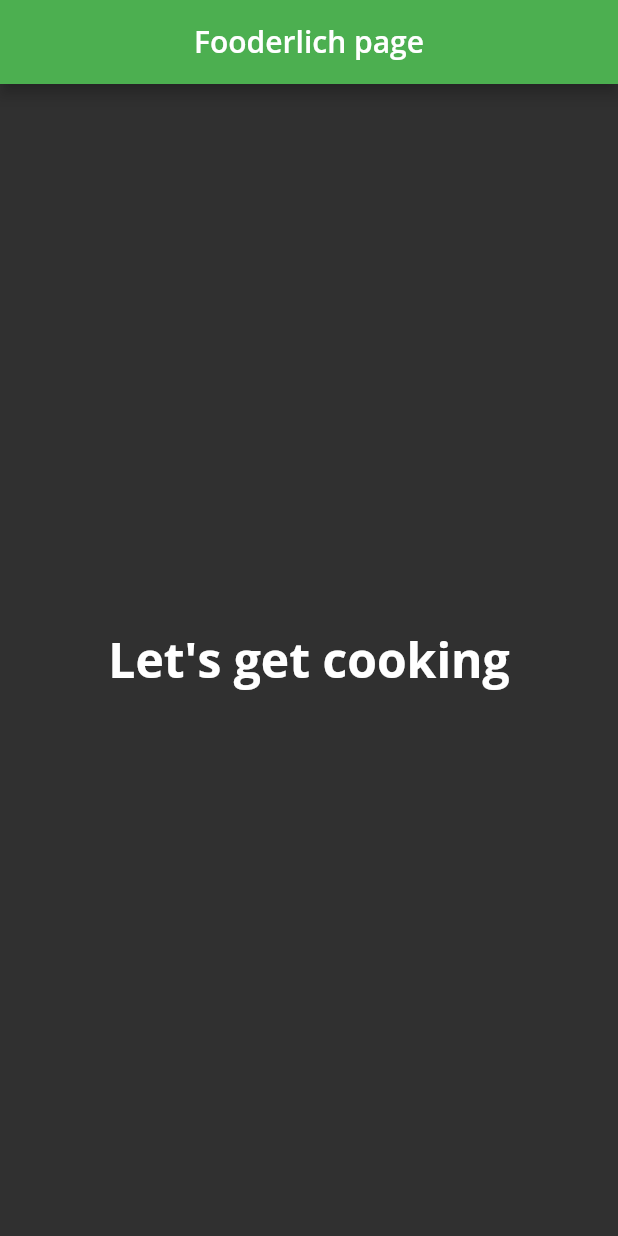
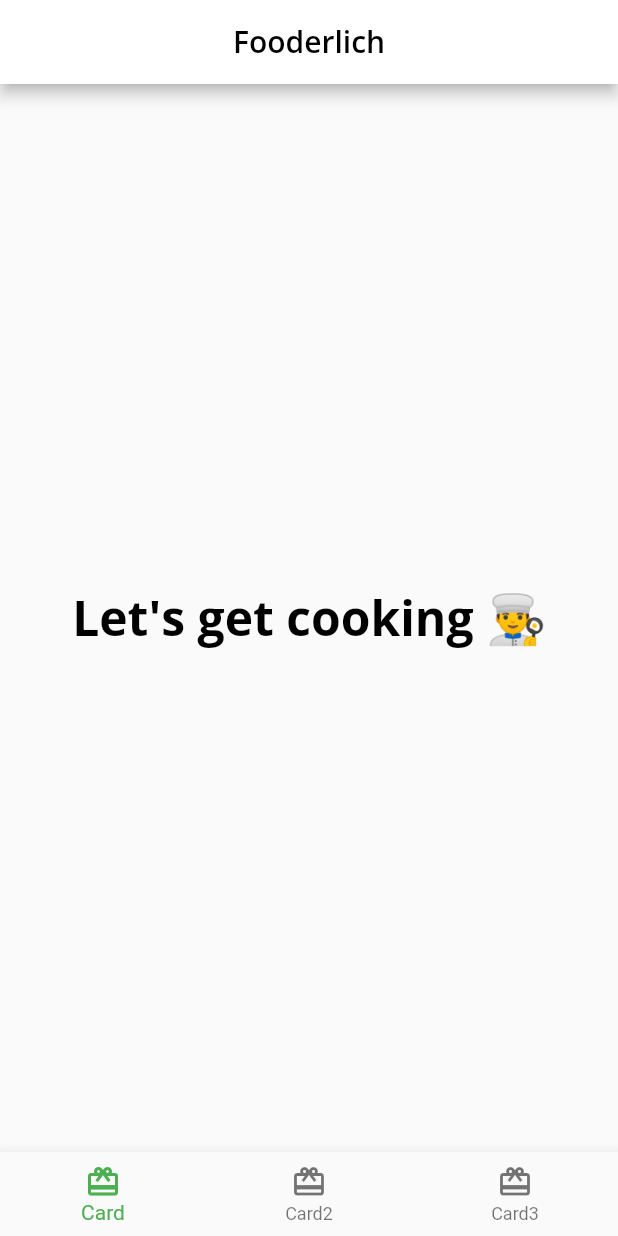
Before and after one commit to Zacchaeus-Oluwole/FLUTTER-PROJECTS, a Flutter app: the screen it shows after launch, on a phone screen of 412 x 824 dp. Run offline on Flutter 3.47's test engine with Material 2 defaults, Android fonts, the phone set to English and light mode, and no system bars; our stand-ins replace audioplayers, google_fonts.

Commit message:
fooderlich

```diff
--- a/fooderlich/lib/fooderlich_theme.dart
+++ b/fooderlich/lib/fooderlich_theme.dart
@@ -89,9 +89,13 @@ class FooderlichTheme {
       brightness: Brightness.dark,
       appBarTheme: AppBarTheme(
         foregroundColor: Colors.white,
+        backgroundColor: Colors.grey[900],
+      ),
+      floatingActionButtonTheme: const FloatingActionButtonThemeData(
+        foregroundColor: Colors.white,
         backgroundColor: Colors.green,
       ),
-      bottomNavigationBarTheme: BottomNavigationBarThemeData(
+      bottomNavigationBarTheme: const BottomNavigationBarThemeData(
         selectedItemColor: Colors.green,
       ),
       textTheme: darkTextTheme,
--- /dev/null
+++ b/fooderlich/lib/home.dart
@@ -0,0 +1,45 @@
+import 'package:flutter/material.dart';
+
+class Home extends StatefulWidget {
+  const Home({Key? key}) : super(key: key);
+
+  @override
+  _HomeState createState() => _HomeState();
+}
+
+class _HomeState extends State<Home> {
+
+  @override
+  Widget build(BuildContext context){
+    return Scaffold(
+      appBar: AppBar(
+        centerTitle: true,
+        title: Text(
+          "Fooderlich",
+          style: Theme.of(context).textTheme.headline6,
+        ),
+      ),
+      body: Center(
+        child: Text('Let\'s get cooking 👨‍🍳',
+        style: Theme.of(context).textTheme.headline1,),
+      ),
+      bottomNavigationBar: BottomNavigationBar(
+        selectedItemColor: Theme.of(context).textSelectionTheme.selectionColor,
+        items: <BottomNavigationBarItem>[
+          const BottomNavigationBarItem(
+            icon: Icon(Icons.card_giftcard),
+            label: 'Card',
+          ),
+          const BottomNavigationBarItem(
+            icon: Icon(Icons.card_giftcard),
+            label: 'Card2',
+          ),
+          const BottomNavigationBarItem(
+            icon: Icon(Icons.card_giftcard),
+            label: 'Card3',
+          ),
+        ],
+      ),
+    );
+  }
+}
--- a/fooderlich/lib/main.dart
+++ b/fooderlich/lib/main.dart
@@ -1,5 +1,6 @@
 import 'package:flutter/material.dart';
 import 'fooderlich_theme.dart';
+import 'home.dart';
 
 void main() {
   runApp(Fooderlich());
@@ -7,7 +8,7 @@ void main() {
 
 class Fooderlich extends StatelessWidget {
   Fooderlich({super.key});
-  final theme = FooderlichTheme.dark();
+  final theme = FooderlichTheme.light();
 
   // This widget is the root of your application.
   @override
@@ -16,20 +17,7 @@ class Fooderlich extends StatelessWidget {
       title: 'Fooderlich',
       theme: theme,
       debugShowCheckedModeBanner: false,
-      home: Scaffold(
-        appBar: AppBar(
-          centerTitle: true,
-          title: Text(
-            'Fooderlich page',
-            style: theme.textTheme.headline6,
-            ),
-        ),
-        body: Center( child: Text(
-          'Let\'s get cooking',
-          style: theme.textTheme.headline1,
-          ),
-        ),
-    ),
+      home: const Home()
     );
   }
 }
```
